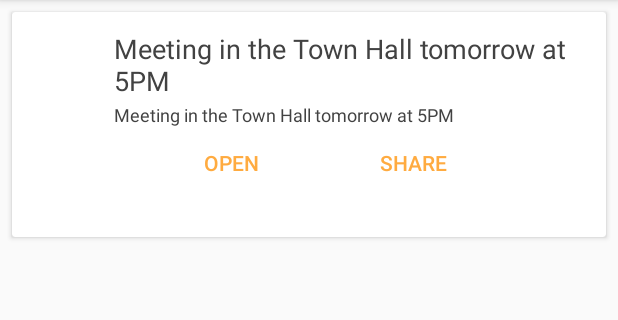
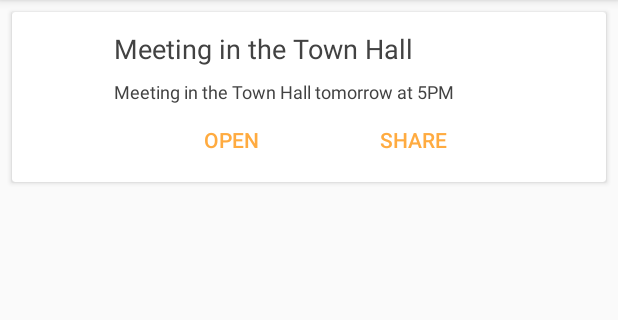
Before and after one commit to jjurm/hackprague, an Android app: the layout action_card.xml on its own in the app's theme, with its tools: preview values and no code run, on a phone screen of 412 x 824 dp, the part 84-404 px from its top. Run offline under Robolectric (Android 15) with nearby library versions, the phone set to English and light mode, and no system bars.

Commit message:
Make cards nicer

```diff
--- a/app/src/main/res/layout/action_card.xml
+++ b/app/src/main/res/layout/action_card.xml
@@ -12,7 +12,7 @@
 
     <RelativeLayout
         android:layout_width="match_parent"
-        android:layout_height="142dp">
+        android:layout_height="wrap_content">
 
         <ImageView
             android:id="@+id/actionIcon"
@@ -30,10 +30,9 @@
             android:layout_marginEnd="16dp"
             android:layout_marginStart="16dp"
             android:layout_toEndOf="@+id/actionIcon"
-            android:text="Meeting in the Town Hall tomorrow at 5PM"
+            android:text="Meeting in the Town Hall"
             android:textColor="@color/cardview_dark_background"
-            android:textSize="18sp"
-            />
+            android:textSize="18sp" />
 
         <TextView
             android:id="@+id/actionDescription"
@@ -44,8 +43,8 @@
             android:text="Meeting in the Town Hall tomorrow at 5PM"
             android:textColor="@color/cardview_dark_background"
             android:textSize="12sp"
-            android:layout_below="@+id/actionIcon"
-            android:layout_toEndOf="@+id/actionIcon" />
+            android:layout_toEndOf="@+id/actionIcon"
+            android:layout_below="@+id/actionText" />
 
         <Button
             android:id="@+id/actionOpenButton"
```
